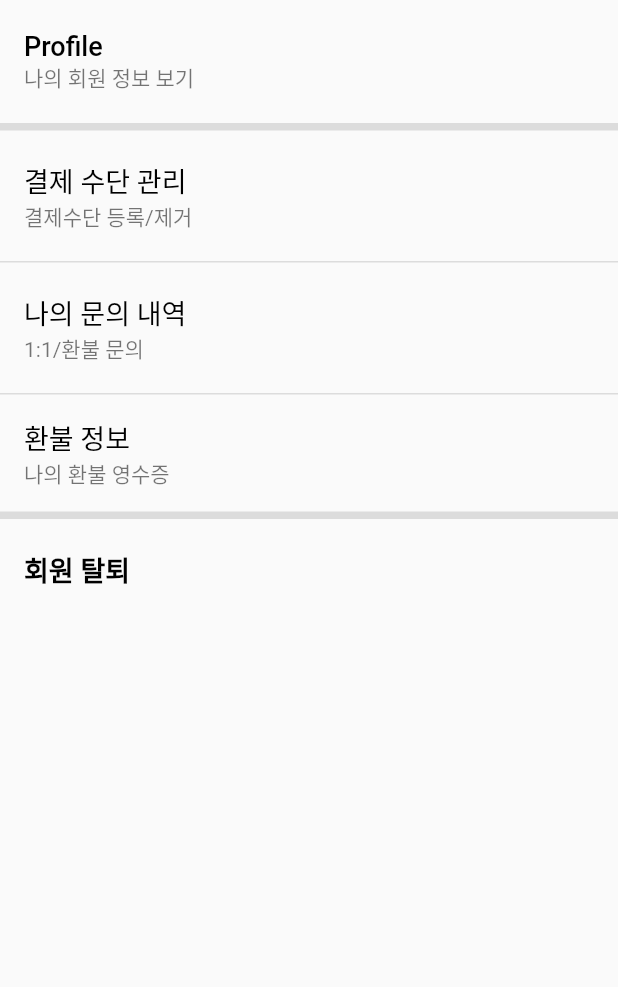
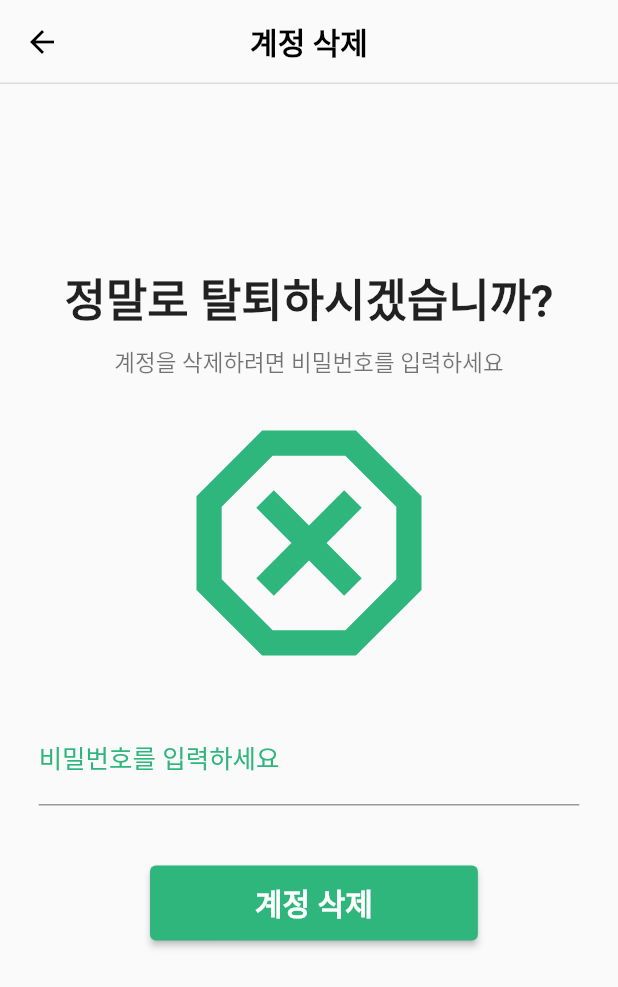
Before and after one commit to KSB-graduation-proj/APP, a Flutter app: the settingsPage screen opened directly, after a tap on "회원 탈퇴", on a phone screen of 412 x 824 dp. Shown: the top 987 px of the screen. Run offline on Flutter 3.47's test engine with Material 2 defaults, Android fonts, the phone set to English and light mode, and no system bars; our stand-ins replace toggle_switch; missing offline and left inert: qrscan; network calls fail.

Commit message:
화면 구축 & 연결 완료
로그인, 회원가입, 탈퇴 및 화면 구축 완료

```diff
--- a/lib/Setting/QnA.dart
+++ b/lib/Setting/qna/QnA.dart
@@ -1,5 +1,5 @@
-import 'package:app_test/Setting/QnAList.dart';
-import 'package:app_test/Setting/askQnA.dart';
+import 'package:app_test/Setting/qna/QnAList.dart';
+import 'package:app_test/Setting/qna/askQnA.dart';
 import 'package:flutter/material.dart';
 
 class qnaPage extends StatelessWidget {
--- a/lib/home.dart
+++ b/lib/home.dart
@@ -5,7 +5,7 @@ import 'package:app_test/pages/mainPage.dart';
 import 'package:app_test/pages/myPage.dart';
 import 'package:app_test/pages/settingsPage.dart';
 import 'package:app_test/Setting/profile.dart';
-import 'package:app_test/Setting/QnA.dart';
+import 'package:app_test/Setting/qna/QnA.dart';
 
 
 void main() => runApp(const MyApp());
--- /dev/null
+++ b/lib/login/quit.dart
@@ -0,0 +1,170 @@
+import 'package:app_test/login/login.dart';
+import 'package:app_test/login/signup.dart';
+import 'package:app_test/home.dart';
+import 'package:flutter/material.dart';
+
+class quitPage extends StatelessWidget {
+  const quitPage({Key? key}) : super(key: key);
+
+  @override
+  Widget build(BuildContext context) {
+    return Scaffold(
+      appBar: AppBar(
+        iconTheme: IconThemeData(
+            color: Colors.black),
+        title: const Text('계정 삭제',
+            textAlign: TextAlign.center,
+            style:TextStyle(color:Colors.black,
+                fontSize:20,
+                fontWeight: FontWeight.w600)),
+        backgroundColor: Colors.transparent,
+        elevation: 0.0,
+        centerTitle: true,
+      ),
+
+      resizeToAvoidBottomInset: false,
+      body: Container(
+        child: Column(
+          //mainAxisAlignment: MainAxisAlignment.center,
+          //crossAxisAlignment: CrossAxisAlignment.center,
+          children: [
+            Container(width: 500,
+                child: Divider(
+                    height: 0.0,
+                    color: Colors.black12, thickness: 1.0)),
+
+            SizedBox(height: 120,),
+            Text('정말로 탈퇴하시겠습니까?',style: TextStyle(fontSize: 30, fontWeight: FontWeight.w600),),
+            SizedBox(height: 10,),
+            Text('계정을 삭제하려면 비밀번호를 입력하세요',style: TextStyle(fontSize: 15,color: Colors.black54),),
+            SizedBox(height: 10,),
+            Icon(
+              Icons.dangerous_outlined,
+              size: 200.0,
+              color: Color(0xff2eb67d),
+            ),
+            SizedBox(height: 10,),
+            const LoginForm(),
+
+          ],
+        ),
+      ),
+    );
+  }
+}
+
+class LoginForm extends StatefulWidget {
+  const LoginForm({super.key});
+  @override
+  LoginFormState createState() {
+    return LoginFormState();
+  }
+}
+
+class LoginFormState extends State<LoginForm> {
+  final _quitKey = GlobalKey<FormState>();
+
+
+  Widget build(BuildContext context) {
+    return Form(
+      key: _quitKey,
+      child: Column(
+        crossAxisAlignment: CrossAxisAlignment.start,
+        children: [
+          Row(
+            children: [
+              Expanded(
+                flex: 1, // 20%
+                child: Container(color: Colors.transparent),
+              ),
+              Expanded(
+                flex: 14, // 20%
+                child: TextFormField(
+                  obscureText: true,
+                  textAlign: TextAlign.start,
+                  keyboardType: TextInputType.visiblePassword,
+                  cursorColor: Color(0xff2eb67d),
+                  decoration: InputDecoration(
+                      hintStyle: TextStyle(fontSize: 17,color:  Color(0xff2eb67d)),
+                      contentPadding: EdgeInsets.symmetric(vertical: 20.0, horizontal: 0.0),
+                      hintText: '비밀번호를 입력하세요',
+                  ),
+                  validator: (value)=> value==null||value.isEmpty?
+                  '비밀번호를 입력하세요':null,
+                ),
+              ),
+              Expanded(
+                flex: 1, // 20%
+                child: Container(color: Colors.transparent),
+              )
+            ],
+          ),
+          SizedBox(height: 40,),
+          Row(
+              children:[
+                SizedBox(width: 100,),
+                ElevatedButton(
+                  style: ElevatedButton.styleFrom(
+                    foregroundColor: Colors.white,
+                    backgroundColor: Color(0xff2eb67d),
+                    padding: const EdgeInsets.symmetric(vertical: 10.0,horizontal: 70.0),
+                    textStyle: const TextStyle(fontSize: 20,
+                        fontWeight: FontWeight.bold),
+                  ),
+                  onPressed: () {
+                    if (_quitKey.currentState!.validate()) {
+                      ScaffoldMessenger.of(context).showSnackBar(
+                        const SnackBar(content: Text('계정 삭제 중 ...')),
+                      );
+                      showDialog<String>(
+                          context: context,
+                          builder: (BuildContext context) => AlertDialog(
+                        content: const Text('회원 탈퇴가 완료되었습니다.'),
+                        actions: <Widget>[
+                          TextButton(
+                            onPressed: () {
+                              Navigator.push(context,
+                                  MaterialPageRoute(builder: (context)=>loginPage()));
+                            },
+                            child: const Text('OK'),
+                          ),
+                        ],
+                      ),);
+                      Navigator.push(context,
+                          MaterialPageRoute(builder: (context)=>loginPage()));
+                      //이부분 argument 전달로 바꿔야함
+                    }
+                  },
+                  child: const Text('계정 삭제'),
+                ),
+              ]
+
+          ),
+
+
+        ],
+      ),
+    );
+  }
+}
+class signupBtn extends StatelessWidget {
+  const signupBtn({super.key});
+
+  @override
+  Widget build(BuildContext context) {
+    return InkWell(
+      onTap: () {
+        Navigator.push(
+          context,
+          MaterialPageRoute(builder:(context) => signupPage()),
+        );
+      },
+      child: const Padding(
+        padding: EdgeInsets.all(0.0),
+        child: Text('회원가입', style: TextStyle(color: Color(0xff2eb67d),
+            fontSize: 15),
+        ),
+      ),
+    );
+  }
+}
--- a/lib/pages/settingsPage.dart
+++ b/lib/pages/settingsPage.dart
@@ -1,8 +1,9 @@
 import 'package:app_test/Setting/refundInfo.dart';
+import 'package:app_test/login/quit.dart';
 import 'package:flutter/material.dart';
 import 'package:app_test/Setting/profile.dart';
 import 'package:app_test/Setting/pay.dart';
-import 'package:app_test/Setting/QnA.dart';
+import 'package:app_test/Setting/qna/QnA.dart';
 
 enum Menu { itemOne, itemTwo, itemThree, itemFour }
 
@@ -103,7 +104,10 @@ class settingsPage extends StatelessWidget {
                     fontWeight: FontWeight.w600
                   )),
                   onTap: () {
-                    //Navigator.pop(context);
+                    Navigator.push(
+                        context,
+                        MaterialPageRoute(builder: (context)=>quitPage())
+                    );
                   },
                 ),
               ],
--- a/pubspec.yaml
+++ b/pubspec.yaml
@@ -32,6 +32,7 @@ dependencies:
   flutter:
     sdk: flutter
   qrscan: ^0.3.3
+  toggle_switch: ^2.0.1
 
 
   # The following adds the Cupertino Icons font to your application.
```
Also changed, not shown: lib/login/login.dart (+141 -40 lines), lib/login/signup.dart (added, +285 -0 lines), lib/Setting/qna/QnAList.dart (renamed from lib/Setting/QnAList.dart), lib/Setting/qna/askQnA.dart (renamed from lib/Setting/askQnA.dart), pubspec.lock.
